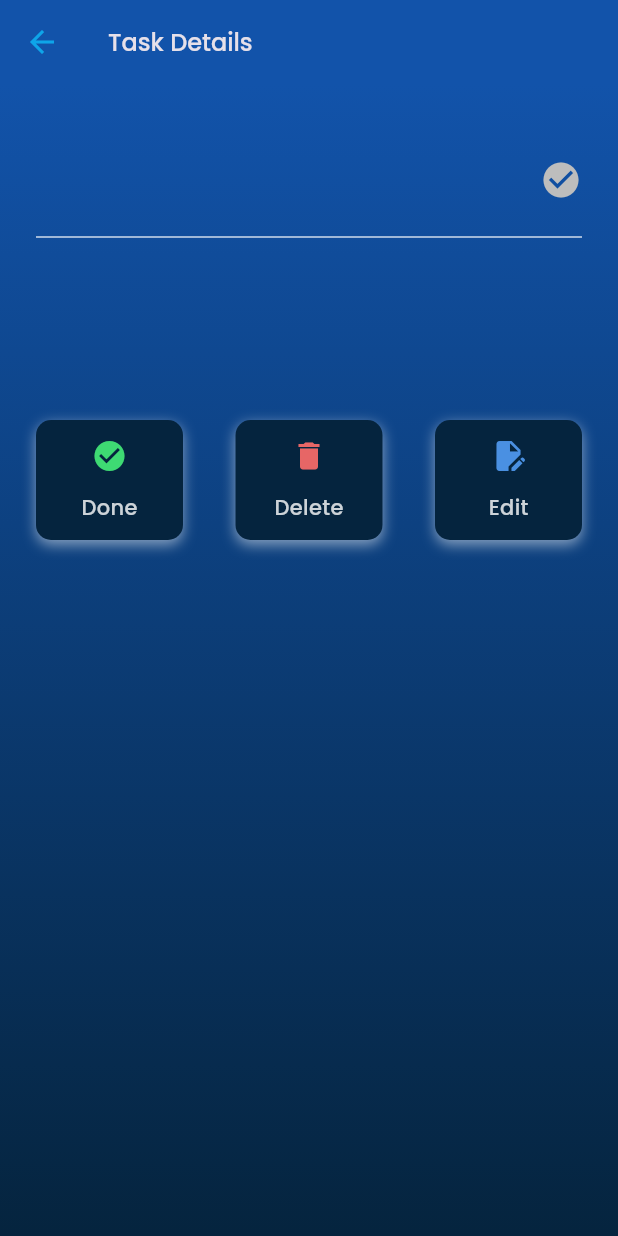
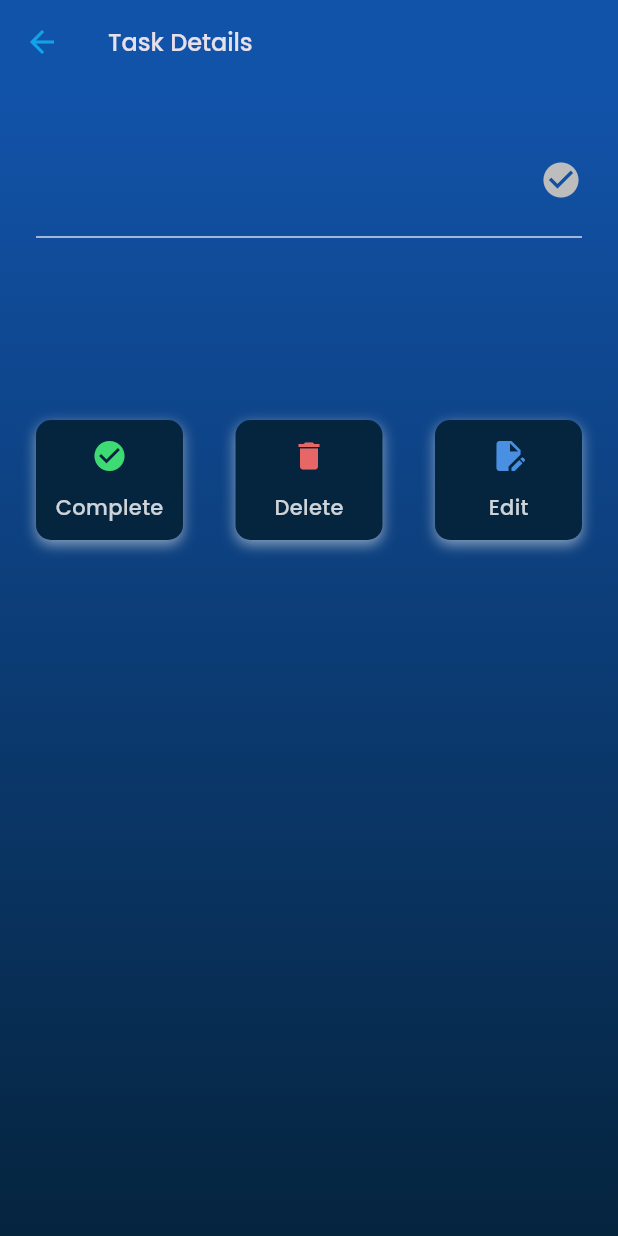
Before and after one commit to salma234-del/tasks_app, a Flutter app: the TaskDetailsView screen opened directly with empty values, on a phone screen of 412 x 824 dp. Run offline on Flutter 3.47's test engine with Material 3 defaults, Android fonts, the light colour scheme and no system bars; our stand-ins replace bloc, cloud_firestore, dartz, firebase_auth, firebase_core, flutter_bloc and 4 more; accounts and stored records are empty; statements that could not run were skipped.

Commit message:
Handle update task complete status - Add task update method to repo - Add task update cubit - Integrate update with complete button - Handle UI change check icon color state

```diff
--- a/lib/Core/utils/app_strings.dart
+++ b/lib/Core/utils/app_strings.dart
@@ -43,5 +43,6 @@ abstract class AppStrings {
       'No Internet Connection, Please Check Your Connection and Try Again';
   static const noTasks = 'No tasks added yet, let\'s add your tasks...';
   static const String taskDetails = 'Task Details';
-  static const String done = 'Done';
+  static const String complete = 'Complete';
+  static const String incomplete = 'Incomplete';
 }
--- a/lib/Features/tasks/presentation/views/task_details_view.dart
+++ b/lib/Features/tasks/presentation/views/task_details_view.dart
@@ -1,8 +1,11 @@
 import 'package:flutter/material.dart';
+import 'package:flutter_bloc/flutter_bloc.dart';
+import 'package:tasks_app/Core/services/services_locator.dart';
 import 'package:tasks_app/Core/utils/app_colores.dart';
 import 'package:tasks_app/Core/utils/app_strings.dart';
 import 'package:tasks_app/Core/utils/app_styles.dart';
 import 'package:tasks_app/Features/tasks/data/models/task_model.dart';
+import 'package:tasks_app/Features/tasks/presentation/views/view_model/update_task_cubit/update_task_cubit.dart';
 import 'package:tasks_app/Features/tasks/presentation/views/widgets/task_details_view_body.dart';
 
 class TaskDetailsView extends StatelessWidget {
@@ -15,7 +18,9 @@ class TaskDetailsView extends StatelessWidget {
 
   @override
   Widget build(BuildContext context) {
-    return Scaffold(
+    return BlocProvider(
+      create: (context) => UpdateTaskCubit(getIt()),
+      child: Scaffold(
         appBar: AppBar(
           backgroundColor: AppColors.bgBegin,
           title: const Text(
@@ -26,6 +31,7 @@ class TaskDetailsView extends StatelessWidget {
         body: TaskDetailsViewBody(
           task: task,
         ),
+      ),
     );
   }
 }
--- /dev/null
+++ b/lib/Features/tasks/presentation/views/view_model/update_task_cubit/update_task_cubit.dart
@@ -0,0 +1,23 @@
+import 'package:bloc/bloc.dart';
+import 'package:tasks_app/Features/tasks/data/models/task_model.dart';
+import 'package:tasks_app/Features/tasks/data/repos/tasks_repo.dart';
+import 'package:tasks_app/Features/tasks/presentation/views/view_model/update_task_cubit/update_task_state.dart';
+
+class UpdateTaskCubit extends Cubit<UpdateTaskState> {
+  UpdateTaskCubit(this.tasksRepo) : super(UpdateTaskInitial());
+
+  TasksRepo tasksRepo;
+
+  bool? isCompleted;
+
+  Future<void> updateTask({required TaskModel task}) async {
+    emit(UpdateTaskLoading());
+    final result = await tasksRepo.updateTask(task: task);
+    result.fold(
+        (failure) =>
+            emit(UpdateTaskFailure(errorMessage: failure.errorMessage)), (_) {
+      isCompleted = task.isCompleted;
+      emit(UpdateTaskSuccess());
+    });
+  }
+}
--- /dev/null
+++ b/lib/Features/tasks/presentation/views/view_model/update_task_cubit/update_task_state.dart
@@ -0,0 +1,13 @@
+abstract class UpdateTaskState {}
+
+class UpdateTaskInitial extends UpdateTaskState {}
+
+class UpdateTaskLoading extends UpdateTaskState {}
+
+class UpdateTaskSuccess extends UpdateTaskState {}
+
+class UpdateTaskFailure extends UpdateTaskState {
+  final String errorMessage;
+
+  UpdateTaskFailure({required this.errorMessage});
+}
--- a/lib/Features/tasks/presentation/views/widgets/custom_task_action_button.dart
+++ b/lib/Features/tasks/presentation/views/widgets/custom_task_action_button.dart
@@ -34,7 +34,7 @@ class CustomTaskActionButton extends StatelessWidget {
         child: Padding(
           padding: const EdgeInsets.symmetric(
             vertical: 12,
-            horizontal: 16,
+            horizontal: 6,
           ),
           child: Column(
             children: [
--- a/lib/Features/tasks/presentation/views/widgets/task_details_view_body.dart
+++ b/lib/Features/tasks/presentation/views/widgets/task_details_view_body.dart
@@ -1,10 +1,14 @@
 import 'package:flutter/material.dart';
+import 'package:flutter_bloc/flutter_bloc.dart';
+import 'package:tasks_app/Core/helper_functions/show_custom_snack_bar.dart';
 import 'package:tasks_app/Core/utils/app_colores.dart';
 import 'package:tasks_app/Core/utils/app_constants.dart';
 import 'package:tasks_app/Core/utils/app_strings.dart';
 import 'package:tasks_app/Core/utils/app_styles.dart';
 import 'package:tasks_app/Core/widgets/custom_background_container.dart';
 import 'package:tasks_app/Features/tasks/data/models/task_model.dart';
+import 'package:tasks_app/Features/tasks/presentation/views/view_model/update_task_cubit/update_task_cubit.dart';
+import 'package:tasks_app/Features/tasks/presentation/views/view_model/update_task_cubit/update_task_state.dart';
 import 'package:tasks_app/Features/tasks/presentation/views/widgets/custom_task_action_button.dart';
 
 class TaskDetailsViewBody extends StatelessWidget {
@@ -17,6 +21,14 @@ class TaskDetailsViewBody extends StatelessWidget {
 
   @override
   Widget build(BuildContext context) {
+    return BlocConsumer<UpdateTaskCubit, UpdateTaskState>(
+      listener: (context, state) {
+        if (state is UpdateTaskFailure) {
+          _buildUpdateTaskFailure(context, state);
+        }
+      },
+      builder: (context, state) {
+        var cubit = BlocProvider.of<UpdateTaskCubit>(context);
         return CustomBackgroundContainer(
           child: SingleChildScrollView(
             child: Padding(
@@ -39,7 +51,9 @@ class TaskDetailsViewBody extends StatelessWidget {
                       Icon(
                         AppConstants.checkIcon,
                         size: 28,
-                    color: task.isCompleted ? AppColors.green : AppColors.grey,
+                        color: cubit.isCompleted ?? task.isCompleted
+                            ? AppColors.green
+                            : AppColors.grey,
                       ),
                     ],
                   ),
@@ -55,11 +69,25 @@ class TaskDetailsViewBody extends StatelessWidget {
                     children: [
                       Expanded(
                         child: CustomTaskActionButton(
-                      onPressed: () {},
-                      text: AppStrings.done,
-                      icon: const Icon(
+                          onPressed: () {
+                            cubit.updateTask(
+                              task: TaskModel(
+                                id: task.id,
+                                title: task.title,
+                                description: task.description,
+                                isCompleted: !task.isCompleted,
+                                createdAt: task.createdAt,
+                              ),
+                            );
+                          },
+                          text: cubit.isCompleted ?? task.isCompleted
+                              ? AppStrings.incomplete
+                              : AppStrings.complete,
+                          icon: Icon(
                             AppConstants.checkIcon,
-                        color: AppColors.green,
+                            color: cubit.isCompleted ?? task.isCompleted
+                                ? AppColors.grey
+                                : AppColors.green,
                           ),
                         ),
                       ),
@@ -93,5 +121,15 @@ class TaskDetailsViewBody extends StatelessWidget {
             ),
           ),
         );
+      },
+    );
+  }
+
+  void _buildUpdateTaskFailure(BuildContext context, UpdateTaskFailure state) {
+    showCustomSnackBar(
+      context: context,
+      message: state.errorMessage,
+      isSuccess: false,
+    );
   }
 }
```
Also changed, not shown: lib/Core/services/tasks_firestore_service.dart (+9 -0 lines), lib/Features/tasks/data/repos/tasks_repo.dart (+5 -5 lines), lib/Features/tasks/data/repos/tasks_repo_impl.dart (+14 -0 lines). Lines whose indentation alone changed are shown as unchanged.
